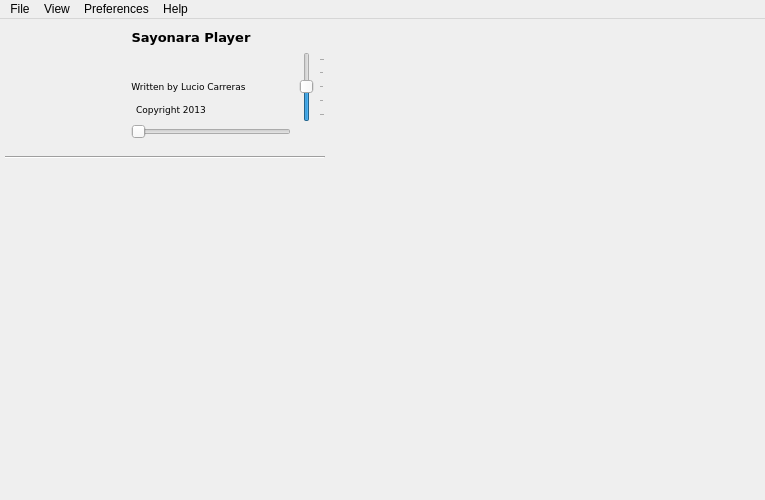
Before: the Qt Designer form branches/sayonara-626/src/GUI/player/GUI_Player.ui in shahid334/sayonara-player, drawn with Qt 5.
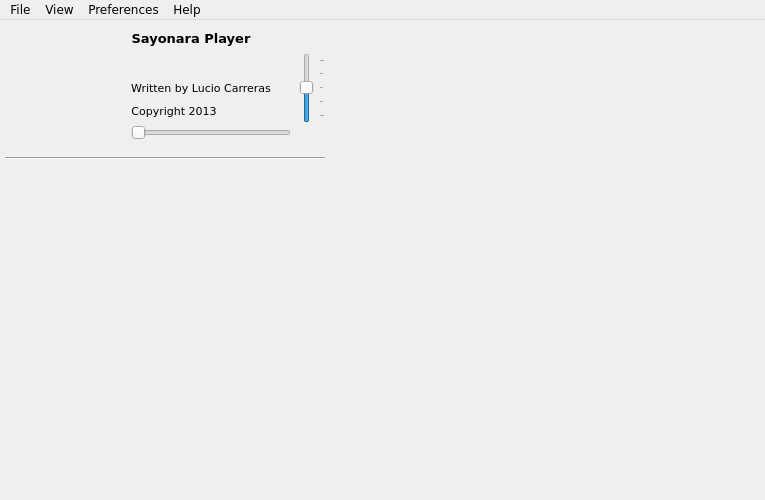
After: the same form once the commit is applied. Icons and pictures are not drawn. Custom widgets are drawn as their Qt base class.

```diff
--- a/branches/sayonara-626/src/GUI/player/GUI_Player.ui
+++ b/branches/sayonara-626/src/GUI/player/GUI_Player.ui
@@ -22,6 +22,11 @@
     <height>2000</height>
    </size>
   </property>
+  <property name="font">
+   <font>
+    <family>DejaVu Sans</family>
+   </font>
+  </property>
   <property name="focusPolicy">
    <enum>Qt::StrongFocus</enum>
   </property>
@@ -85,7 +90,6 @@
         </property>
         <property name="font">
          <font>
-          <family>DejaVu Sans</family>
           <pointsize>10</pointsize>
           <weight>75</weight>
           <bold>true</bold>
@@ -121,7 +125,6 @@
         </property>
         <property name="font">
          <font>
-          <family>DejaVu Sans</family>
           <pointsize>10</pointsize>
           <weight>75</weight>
           <bold>true</bold>
@@ -170,11 +173,6 @@
           <height>18</height>
          </size>
         </property>
-        <property name="font">
-         <font>
-          <family>DejaVu Sans</family>
-         </font>
-        </property>
         <property name="toolTip">
          <string>Correct Metadata</string>
         </property>
@@ -202,11 +200,6 @@
         <verstretch>0</verstretch>
        </sizepolicy>
       </property>
-      <property name="font">
-       <font>
-        <family>DejaVu Sans</family>
-       </font>
-      </property>
      </widget>
     </item>
     <item row="0" column="0" rowspan="7">
@@ -223,11 +216,6 @@
         <height>95</height>
        </size>
       </property>
-      <property name="font">
-       <font>
-        <family>DejaVu Sans</family>
-       </font>
-      </property>
       <property name="focusPolicy">
        <enum>Qt::NoFocus</enum>
       </property>
@@ -271,13 +259,6 @@
         <height>0</height>
        </size>
       </property>
-      <property name="font">
-       <font>
-        <family>DejaVu Sans</family>
-        <strikeout>false</strikeout>
-        <stylestrategy>PreferAntialias</stylestrategy>
-       </font>
-      </property>
       <property name="focusPolicy">
        <enum>Qt::NoFocus</enum>
       </property>
@@ -332,11 +313,6 @@
           <height>28</height>
          </size>
         </property>
-        <property name="font">
-         <font>
-          <family>DejaVu Sans</family>
-         </font>
-        </property>
         <property name="focusPolicy">
          <enum>Qt::NoFocus</enum>
         </property>
@@ -379,11 +355,6 @@
           <height>34</height>
          </size>
         </property>
-        <property name="font">
-         <font>
-          <family>DejaVu Sans</family>
-         </font>
-        </property>
         <property name="focusPolicy">
          <enum>Qt::NoFocus</enum>
         </property>
@@ -429,11 +400,6 @@
           <height>34</height>
          </size>
         </property>
-        <property name="font">
-         <font>
-          <family>DejaVu Sans</family>
-         </font>
-        </property>
         <property name="focusPolicy">
          <enum>Qt::NoFocus</enum>
         </property>
@@ -474,11 +440,6 @@
           <height>28</height>
          </size>
         </property>
-        <property name="font">
-         <font>
-          <family>DejaVu Sans</family>
-         </font>
-        </property>
         <property name="focusPolicy">
          <enum>Qt::NoFocus</enum>
         </property>
@@ -517,11 +478,6 @@
         <height>70</height>
        </size>
       </property>
-      <property name="font">
-       <font>
-        <family>DejaVu Sans</family>
-       </font>
-      </property>
       <property name="focusPolicy">
        <enum>Qt::NoFocus</enum>
       </property>
@@ -568,11 +524,6 @@
         <height>0</height>
        </size>
       </property>
-      <property name="font">
-       <font>
-        <family>DejaVu Sans</family>
-       </font>
-      </property>
       <property name="focusPolicy">
        <enum>Qt::StrongFocus</enum>
       </property>
@@ -598,11 +549,6 @@
         <height>3</height>
        </size>
       </property>
-      <property name="font">
-       <font>
-        <family>DejaVu Sans</family>
-       </font>
-      </property>
       <property name="styleSheet">
        <string notr="true"/>
       </property>
@@ -647,7 +593,6 @@
         </property>
         <property name="font">
          <font>
-          <family>DejaVu Sans</family>
           <pointsize>7</pointsize>
          </font>
         </property>
@@ -664,11 +609,6 @@
       </item>
       <item>
        <spacer name="horizontalSpacer">
-        <property name="font">
-         <font>
-          <family>DejaVu Sans</family>
-         </font>
-        </property>
         <property name="orientation">
          <enum>Qt::Horizontal</enum>
         </property>
@@ -705,7 +645,6 @@
         </property>
         <property name="font">
          <font>
-          <family>DejaVu Sans</family>
           <pointsize>7</pointsize>
          </font>
         </property>
@@ -736,11 +675,6 @@
         <height>28</height>
        </size>
       </property>
-      <property name="font">
-       <font>
-        <family>DejaVu Sans</family>
-       </font>
-      </property>
       <property name="focusPolicy">
        <enum>Qt::NoFocus</enum>
       </property>
@@ -771,11 +705,6 @@
         <height>30</height>
        </size>
       </property>
-      <property name="font">
-       <font>
-        <family>DejaVu Sans</family>
-       </font>
-      </property>
       <property name="focusPolicy">
        <enum>Qt::NoFocus</enum>
       </property>
@@ -860,8 +789,7 @@
         </property>
         <property name="font">
          <font>
-          <family>DejaVu Sans</family>
-          <pointsize>7</pointsize>
+          <pointsize>8</pointsize>
          </font>
         </property>
         <property name="text">
@@ -894,8 +822,7 @@
         </property>
         <property name="font">
          <font>
-          <family>DejaVu Sans</family>
-          <pointsize>7</pointsize>
+          <pointsize>8</pointsize>
          </font>
         </property>
         <property name="styleSheet">
@@ -944,8 +871,7 @@
         </property>
         <property name="font">
          <font>
-          <family>DejaVu Sans</family>
-          <pointsize>7</pointsize>
+          <pointsize>8</pointsize>
          </font>
         </property>
         <property name="text">
@@ -978,8 +904,7 @@
         </property>
         <property name="font">
          <font>
-          <family>DejaVu Sans</family>
-          <pointsize>7</pointsize>
+          <pointsize>8</pointsize>
          </font>
         </property>
         <property name="styleSheet">
@@ -1016,7 +941,6 @@
         </property>
         <property name="font">
          <font>
-          <family>DejaVu Sans</family>
           <pointsize>8</pointsize>
          </font>
         </property>
@@ -1044,11 +968,7 @@
         </property>
         <property name="font">
          <font>
-          <family>DejaVu Sans</family>
           <pointsize>8</pointsize>
-          <weight>75</weight>
-          <bold>true</bold>
-          <kerning>false</kerning>
          </font>
         </property>
         <property name="autoFillBackground">
@@ -1078,6 +998,11 @@
      <height>25</height>
     </rect>
    </property>
+   <property name="font">
+    <font>
+     <family>DejaVu Sans</family>
+    </font>
+   </property>
    <property name="defaultUp">
     <bool>false</bool>
    </property>
@@ -1106,6 +1031,11 @@
     <addaction name="action_Close"/>
    </widget>
    <widget class="QMenu" name="menuView">
+    <property name="font">
+     <font>
+      <family>DejaVu Sans</family>
+     </font>
+    </property>
     <property name="styleSheet">
      <string notr="true"/>
     </property>
@@ -1120,6 +1050,11 @@
     <addaction name="action_Fullscreen"/>
    </widget>
    <widget class="QMenu" name="menuPreferences">
+    <property name="font">
+     <font>
+      <family>DejaVu Sans</family>
+     </font>
+    </property>
     <property name="title">
      <string>Preferences</string>
     </property>
@@ -1140,6 +1075,11 @@
     <addaction name="action_livesearch"/>
    </widget>
    <widget class="QMenu" name="menuAbout">
+    <property name="font">
+     <font>
+      <family>DejaVu Sans</family>
+     </font>
+    </property>
     <property name="title">
      <string>Help</string>
     </property>
```
Left out of the diff: 12 changed lines with no effect on the pictures.
